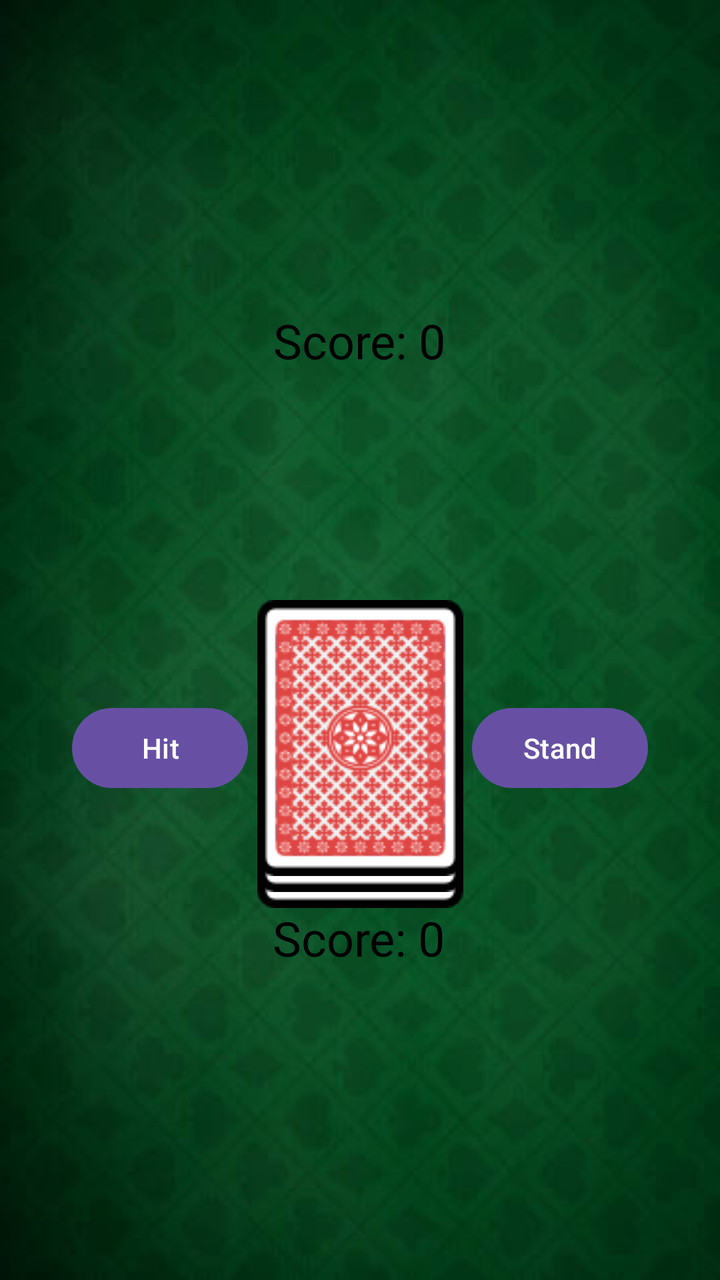
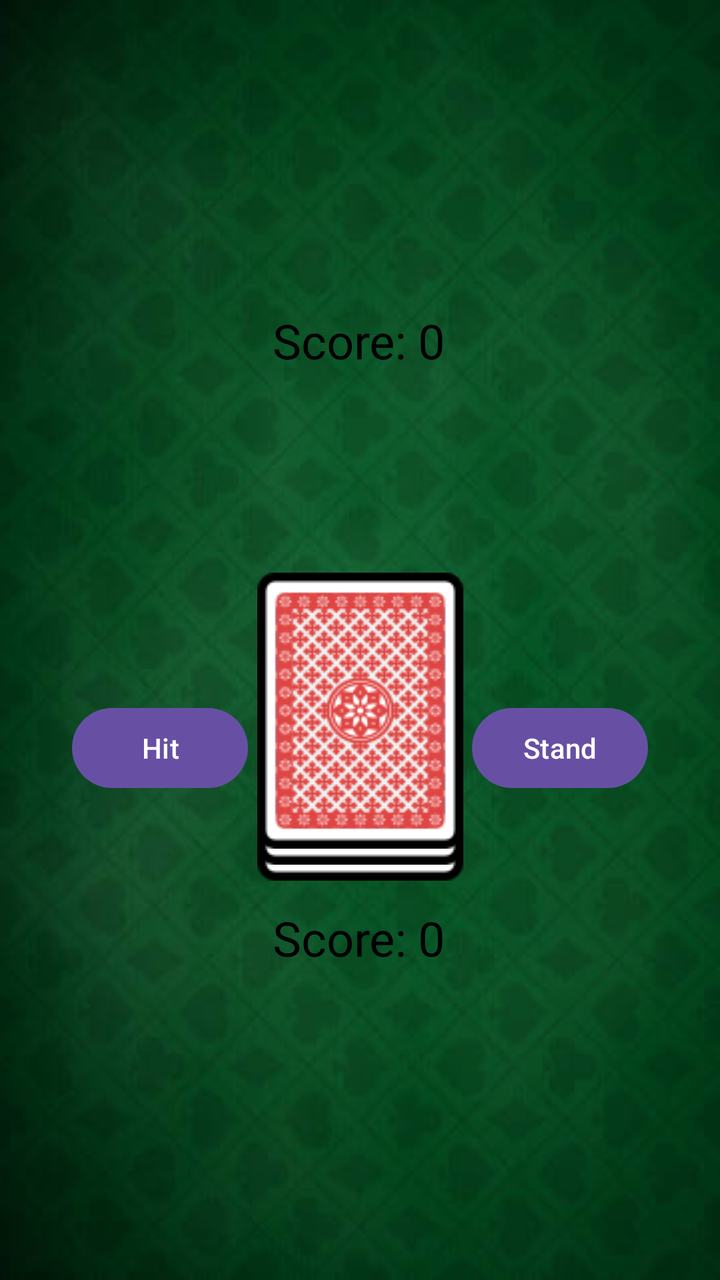

Two renders of the same Android screen: before a commit and after it. Below are the layout's source before the change and the commit's diff.
<!-- AndroidManifest.xml: application theme Theme._21Turbo -->
<!-- res/layout/play_screen.xml -->
<?xml version="1.0" encoding="utf-8"?>
<androidx.constraintlayout.widget.ConstraintLayout xmlns:android="http://schemas.android.com/apk/res/android"
    xmlns:app="http://schemas.android.com/apk/res-auto"
    xmlns:tools="http://schemas.android.com/tools"
    android:id="@+id/gameScreen"
    android:layout_width="match_parent"
    android:layout_height="match_parent"
    android:background="@drawable/table_background">

    <Button
        android:id="@+id/standButton"
        android:layout_width="wrap_content"
        android:layout_height="wrap_content"
        android:layout_marginTop="196dp"
        android:layout_marginEnd="36dp"
        android:text="Stand"
        app:layout_constraintEnd_toEndOf="parent"
        app:layout_constraintTop_toBottomOf="@+id/dealerHand" />

    <ImageView
        android:id="@+id/topOfDeck"
        android:layout_width="wrap_content"
        android:layout_height="wrap_content"
        android:layout_marginTop="116dp"
        app:layout_constraintEnd_toStartOf="@+id/standButton"
        app:layout_constraintStart_toEndOf="@+id/hitButton"
        app:layout_constraintTop_toBottomOf="@+id/dealerScore"
        app:srcCompat="@drawable/back_of_card" />

    <ImageView
        android:id="@+id/middleOfDeck"
        android:layout_width="wrap_content"
        android:layout_height="wrap_content"
        android:layout_marginTop="108dp"
        app:layout_constraintEnd_toStartOf="@+id/standButton"
        app:layout_constraintStart_toEndOf="@+id/hitButton"
        app:layout_constraintTop_toBottomOf="@+id/dealerScore"
        app:srcCompat="@drawable/back_of_card" />

    <ImageView
        android:id="@+id/bottomOfDeck"
        android:layout_width="wrap_content"
        android:layout_height="wrap_content"
        android:layout_marginTop="100dp"
        app:layout_constraintEnd_toStartOf="@+id/standButton"
        app:layout_constraintStart_toEndOf="@+id/hitButton"
        app:layout_constraintTop_toBottomOf="@+id/dealerScore"
        app:srcCompat="@drawable/back_of_card" />

    <Button
        android:id="@+id/hitButton"
        android:layout_width="wrap_content"
        android:layout_height="wrap_content"
        android:layout_marginStart="36dp"
        android:layout_marginTop="196dp"
        android:text="Hit"
        app:layout_constraintStart_toStartOf="parent"
        app:layout_constraintTop_toBottomOf="@+id/dealerHand" />

    <LinearLayout
        android:id="@+id/playerHand"
        android:layout_width="410dp"
        android:layout_height="139dp"
        android:layout_marginBottom="16dp"
        android:isScrollContainer="true"
        android:orientation="horizontal"
        app:layout_constraintBottom_toBottomOf="parent"
        app:layout_constraintStart_toStartOf="parent" />

    <LinearLayout
        android:id="@+id/dealerHand"
        android:layout_width="412dp"
        android:layout_height="138dp"
        android:layout_marginTop="16dp"
        android:orientation="horizontal"
        app:layout_constraintStart_toStartOf="parent"
        app:layout_constraintTop_toTopOf="parent"></LinearLayout>

    <TextView
        android:id="@+id/playerScore"
        android:layout_width="wrap_content"
        android:layout_height="wrap_content"
        android:layout_marginStart="157dp"
        android:layout_marginEnd="158dp"
        android:fontFamily="@font/rowdies_regular"
        android:text="Score: 0"
        android:textAlignment="center"
        android:textColor="#000000"
        android:textSize="24sp"
        app:layout_constraintBottom_toTopOf="@+id/playerHand"
        app:layout_constraintEnd_toEndOf="parent"
        app:layout_constraintStart_toStartOf="parent" />

    <TextView
        android:id="@+id/dealerScore"
        android:layout_width="98dp"
        android:layout_height="46dp"
        android:layout_marginStart="156dp"
        android:layout_marginEnd="157dp"
        android:fontFamily="@font/rowdies_regular"
        android:text="Score: 0"
        android:textAlignment="center"
        android:textColor="#000000"
        android:textSize="24sp"
        app:layout_constraintEnd_toEndOf="parent"
        app:layout_constraintStart_toStartOf="parent"
        app:layout_constraintTop_toBottomOf="@+id/dealerHand" />

</androidx.constraintlayout.widget.ConstraintLayout>
<!-- resources referenced by this layout -->
<resources>
  <!-- drawable back_of_card: png bitmap (drawable, 24606 bytes) -->
  <!-- drawable table_background: png bitmap (drawable, 149849 bytes) -->
  <style name="Theme._21Turbo" parent="Base.Theme._21Turbo" />
  <style name="Base.Theme._21Turbo" parent="Theme.Material3.DayNight.NoActionBar">
          
          
      </style>
</resources>

<!-- the commit's change to res/layout/play_screen.xml (unified diff, before → after) -->
@@ -93,8 +93,8 @@
 
     <TextView
         android:id="@+id/dealerScore"
-        android:layout_width="98dp"
-        android:layout_height="46dp"
+        android:layout_width="wrap_content"
+        android:layout_height="wrap_content"
         android:layout_marginStart="156dp"
         android:layout_marginEnd="157dp"
         android:fontFamily="@font/rowdies_regular"
